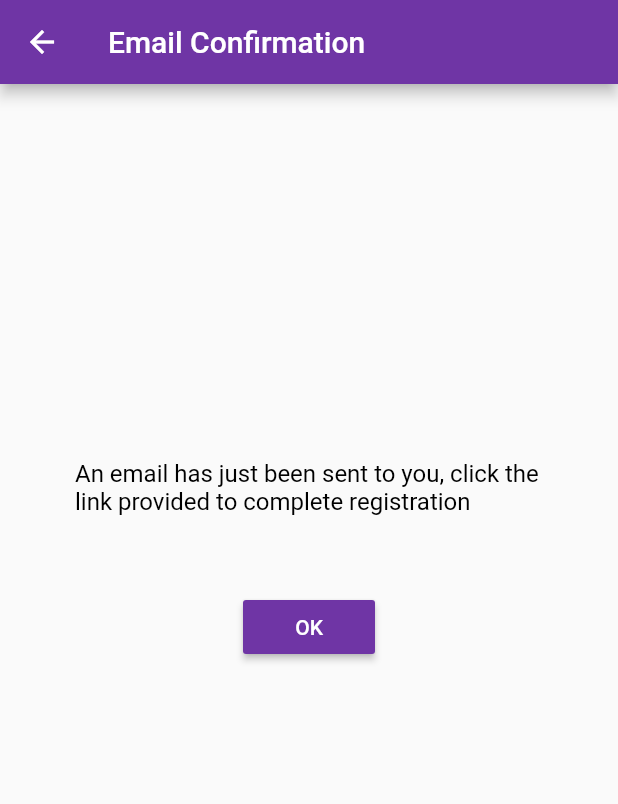
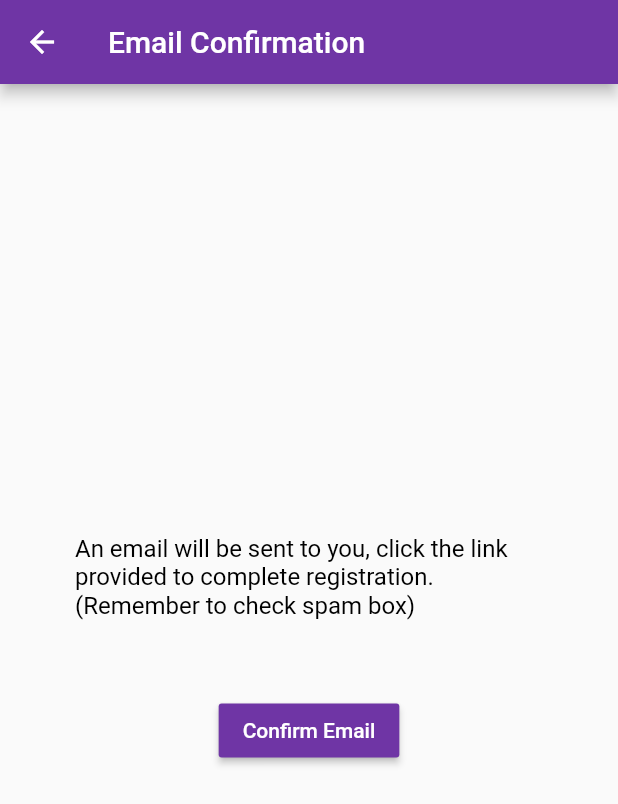
Before and after one commit to kwakubonsam/carpool, a Flutter app: the ConfirmEmail screen opened directly with empty values, on a phone screen of 412 x 824 dp. Shown: the top 804 px of the screen. Run offline on Flutter 3.47's test engine with Material 2 defaults, Android fonts, the phone set to English and light mode, and no system bars; our stand-ins replace cloud_firestore, firebase_auth, firebase_core, flutter_form_builder, flutter_svg; accounts and stored records are empty; network calls fail.

```diff
--- a/lib/main.dart
+++ b/lib/main.dart
@@ -67,7 +67,6 @@ class _RootState extends State<Root> {
               auth: _auth,
             ) : ConfirmEmail(auth: _auth);
           } else {
-            print("fuck this");
             return LoginScreen(auth: _auth);
           }
         } else {
--- a/lib/screens/confirmemail.dart
+++ b/lib/screens/confirmemail.dart
@@ -1,9 +1,6 @@
 import 'package:flutter/material.dart';
 import 'package:carpool/constants.dart';
 import 'package:firebase_auth/firebase_auth.dart';
-
-
-
 
 class ConfirmEmail extends StatefulWidget {
   final FirebaseAuth auth;
@@ -27,29 +24,34 @@ class _ConfrimEmailState extends State<ConfirmEmail> {
       body: Container(
         child: Column(
           children: <Widget>[
-            SizedBox(height: 200),
+            SizedBox(height: 250),
             Center(
               child: Padding(
-                  padding:const EdgeInsets.all(50.0),
+                  padding: const EdgeInsets.all(50.0),
                   child: Text(
-                'An email has just been sent to you, click the link provided to complete registration',
+                    'An email will be sent to you, click the link provided to complete registration.'
+                    ' (Remember to check spam box)',
                     style: TextStyle(color: Colors.black, fontSize: 16),
                   )),
             ),
-            MaterialButton(
+            Center(
+              child: MaterialButton(
                 color: Color(0xFF6F35A5),
                 child: Text(
-                "OK",
+                  "Confirm Email",
                   style: TextStyle(color: Colors.white),
                 ),
-              onPressed: ()async {
+                onPressed: () async {
                   User user = widget.auth.currentUser;
                   await user.reload();
                   user.sendEmailVerification();
                   widget.auth.signOut();
                 },
               ),
-        ],),
+            ),
+
+          ],
+        ),
       ),
     );
   }
--- a/lib/services/auth.dart
+++ b/lib/services/auth.dart
@@ -32,6 +32,17 @@ class Auth {
     }
   }
 
+  Future<String> resetPassword(email) async {
+    try {
+      await auth.sendPasswordResetEmail(email: email);
+      return "Success";
+    } on FirebaseAuthException catch (e) {
+      return e.message;
+    } catch (e) {
+      rethrow;
+    }
+  }
+
   Future<String> signOut() async {
     try {
       await auth.signOut();
```
Also changed, not shown: lib/components/already_have_an_account_acheck.dart (+1 -7 lines), lib/screens/login/login_screen.dart (+14 -15 lines), lib/screens/resetpassword.dart (added, +82 -0 lines). Lines whose indentation alone changed are shown as unchanged.
